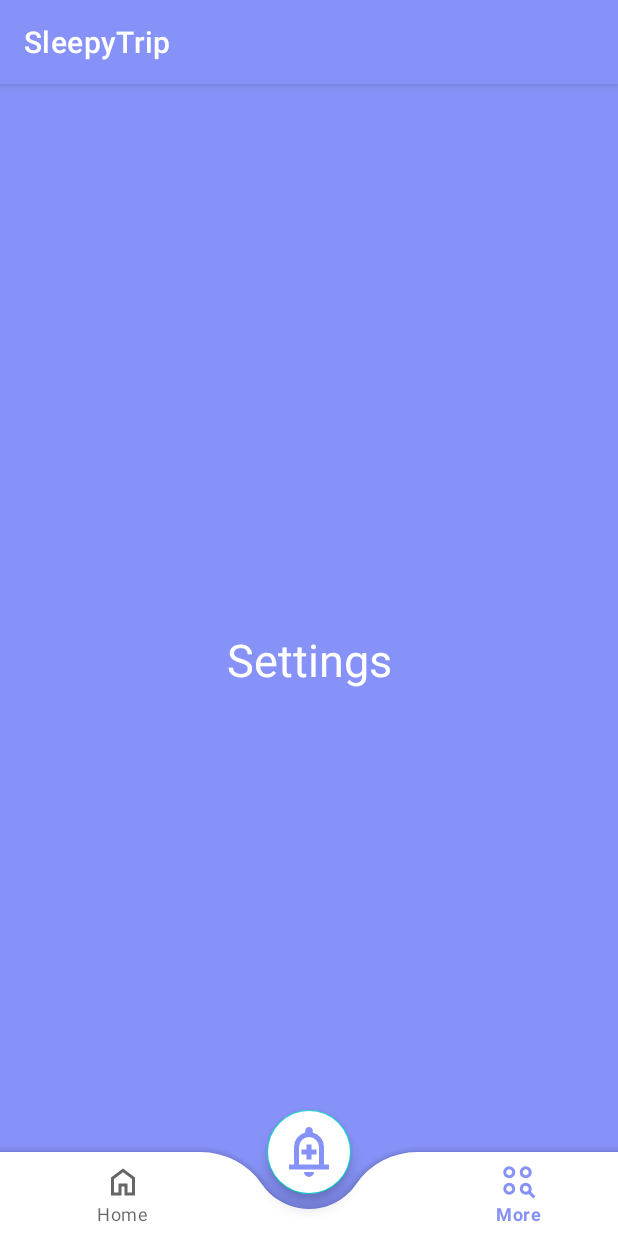
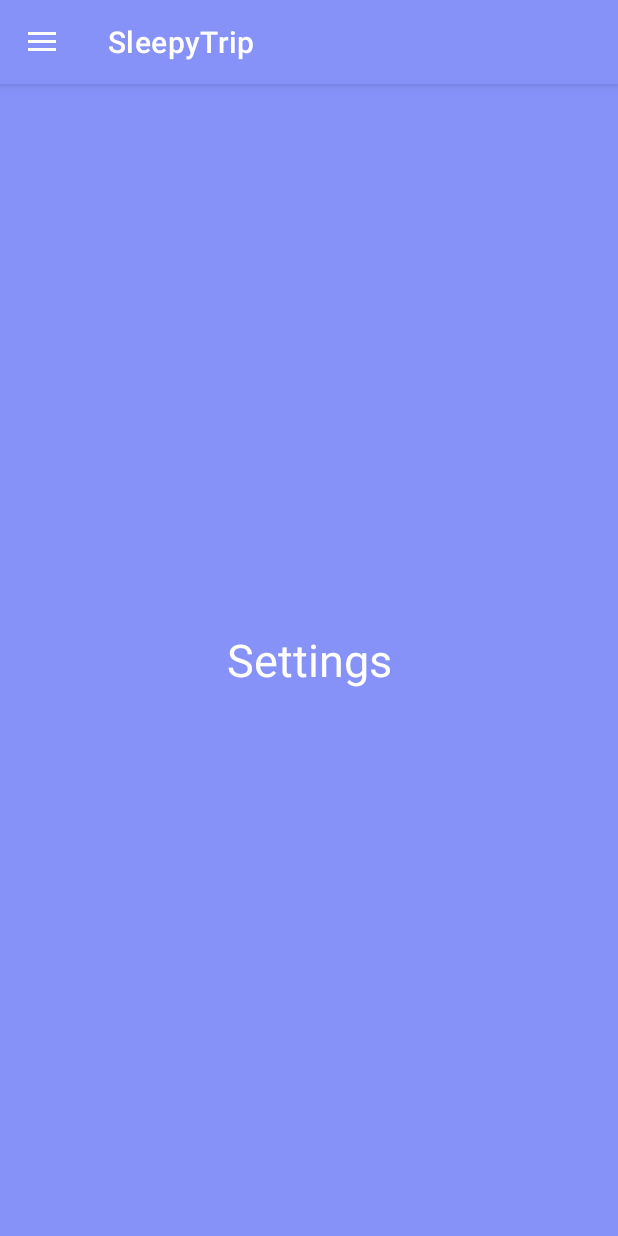
Before and after one commit to rudeek/sleepy-trip, an Android app: the screen it shows after launch (MainActivity), in the side drawer, after a tap on "Settings", on a phone screen of 412 x 824 dp. Run offline under Robolectric (Android 15) with nearby library versions, the phone set to English and light mode, and no system bars.

Commit message:
Deleted buttons and added hamburger button

```diff
--- a/app/src/main/java/com/example/sleepytrip/MainActivity.java
+++ b/app/src/main/java/com/example/sleepytrip/MainActivity.java
@@ -2,12 +2,16 @@ package com.example.sleepytrip;
 
 import android.annotation.SuppressLint;
 import android.os.Bundle;
+import android.view.MenuItem;
 import android.view.View;
-import android.view.ViewGroup;
+import androidx.appcompat.widget.Toolbar;
 
 import androidx.activity.EdgeToEdge;
+import androidx.annotation.NonNull;
+import androidx.appcompat.app.ActionBarDrawerToggle;
 import androidx.appcompat.app.AppCompatActivity;
 import androidx.core.graphics.Insets;
+import androidx.core.view.GravityCompat;
 import androidx.core.view.ViewCompat;
 import androidx.core.view.WindowInsetsCompat;
 import androidx.drawerlayout.widget.DrawerLayout;
@@ -17,13 +21,14 @@ import androidx.fragment.app.FragmentTransaction;
 
 import com.example.sleepytrip.databinding.ActivityMainBinding;
 import com.google.android.material.navigation.NavigationView;
-import com.google.android.material.bottomnavigation.BottomNavigationView;
 
 public class MainActivity extends AppCompatActivity {
 
     ActivityMainBinding binding;
     private DrawerLayout drawerLayout;
     private NavigationView navigationView;
+    private Toolbar toolbar;
+    private ActionBarDrawerToggle drawerToggle;
 
     @SuppressLint("ResourceType")
     @Override
@@ -38,16 +43,25 @@ public class MainActivity extends AppCompatActivity {
         drawerLayout = binding.drawerLayout;
         navigationView = binding.navView;
 
-        // Fix bottom navigation padding
-        binding.bottomNavigationView.setBackground(null);
-        binding.bottomNavigationView.setPadding(0, 0, 0, 0);
+        // Инициализируем Toolbar
+        toolbar = binding.toolbar;
+        setSupportActionBar(toolbar);
 
-        // Try to remove padding from child view as well
-        if (binding.bottomNavigationView.getChildCount() > 0) {
-            ViewGroup menuView = (ViewGroup) binding.bottomNavigationView.getChildAt(0);
-            if (menuView != null) {
-                menuView.setPadding(0, 0, 0, 0);
-            }
+        // Настраиваем drawer toggle (кнопка гамбургер в toolbar)
+        drawerToggle = new ActionBarDrawerToggle(
+                this,
+                drawerLayout,
+                toolbar,
+                R.string.navigation_drawer_open,
+                R.string.navigation_drawer_close
+        );
+        drawerLayout.addDrawerListener(drawerToggle);
+        drawerToggle.syncState();
+
+        // Устанавливаем заголовок toolbar
+        if (getSupportActionBar() != null) {
+            getSupportActionBar().setTitle("SleepyTrip");
+            getSupportActionBar().setDisplayHomeAsUpEnabled(true); // Показываем кнопку назад/гамбургер
         }
 
         // Load initial fragment only if savedInstanceState is null
@@ -55,39 +69,20 @@ public class MainActivity extends AppCompatActivity {
             replaceFragment(new HomeFragment(), true);
         }
 
-        // Обработчик для bottom navigation
-        binding.bottomNavigationView.setOnItemSelectedListener(item -> {
-            int itemId = item.getItemId();
-
-            if (itemId == R.id.home) {
-                replaceFragment(new HomeFragment(), true);
-                return true;
-            } else if (itemId == R.id.more) {
-                // Открываем drawer при клике на More
-                drawerLayout.openDrawer(navigationView);
-                return true;
-            }
-
-            return false;
-        });
-
         // Обработчик для drawer menu
         navigationView.setNavigationItemSelectedListener(item -> {
             int itemId = item.getItemId();
 
             if (itemId == R.id.drawer_settings) {
-                // Открыть настройки
-                replaceFragment(new SettingsFragment(), true);
+                replaceFragment(new SettingsFragment(), false);
             } else if (itemId == R.id.drawer_about) {
-                // О приложении
-                replaceFragment(new AboutFragment(), true);
+                replaceFragment(new AboutFragment(), false);
             } else if (itemId == R.id.drawer_exit) {
-                // Выход
                 finish();
             }
 
             // Закрываем drawer после выбора пункта
-            drawerLayout.closeDrawer(navigationView);
+            drawerLayout.closeDrawer(GravityCompat.START);
             return true;
         });
 
@@ -95,14 +90,22 @@ public class MainActivity extends AppCompatActivity {
         binding.fabAdd.setOnClickListener(v -> {
             replaceFragment(new AddLocationFragment(), false);
         });
+    }
 
-        // Apply window insets to frame_layout instead of main
-        ViewCompat.setOnApplyWindowInsetsListener(binding.frameLayout, (v, insets) -> {
-            Insets systemBars = insets.getInsets(WindowInsetsCompat.Type.systemBars());
-            // Only apply top padding, let bottom navigation handle bottom
-            v.setPadding(systemBars.left, systemBars.top, systemBars.right, 0);
-            return insets;
-        });
+    @Override
+    public boolean onOptionsItemSelected(@NonNull MenuItem item) {
+        // Обрабатываем нажатие на кнопку гамбургер
+        if (drawerToggle.onOptionsItemSelected(item)) {
+            return true;
+        }
+        return super.onOptionsItemSelected(item);
+    }
+
+    @Override
+    protected void onPostCreate(Bundle savedInstanceState) {
+        super.onPostCreate(savedInstanceState);
+        // Синхронизируем состояние после восстановления активности
+        drawerToggle.syncState();
     }
 
     public void replaceFragment(Fragment fragment, boolean showBottomNav) {
--- a/app/src/main/java/com/example/sleepytrip/MoreFragment.java
+++ /dev/null
@@ -1,20 +0,0 @@
-package com.example.sleepytrip;
-
-import android.os.Bundle;
-
-import androidx.fragment.app.Fragment;
-
-import android.view.LayoutInflater;
-import android.view.View;
-import android.view.ViewGroup;
-
-
-public class MoreFragment extends Fragment {
-
-    @Override
-    public View onCreateView(LayoutInflater inflater, ViewGroup container,
-                             Bundle savedInstanceState) {
-        // Inflate the layout for this fragment
-        return inflater.inflate(R.layout.fragment_more, container, false);
-    }
-}
--- a/app/src/main/res/layout/activity_main.xml
+++ b/app/src/main/res/layout/activity_main.xml
@@ -6,6 +6,7 @@
     android:id="@+id/drawer_layout"
     android:layout_width="match_parent"
     android:layout_height="match_parent"
+    android:fitsSystemWindows="true"
     tools:context=".MainActivity">
 
     <!-- Основной контент с CoordinatorLayout -->
@@ -15,40 +16,65 @@
         android:layout_height="match_parent"
         android:background="@color/lavender">
 
+        <!-- AppBarLayout для Toolbar -->
+        <com.google.android.material.appbar.AppBarLayout
+            android:id="@+id/appBarLayout"
+            android:layout_width="match_parent"
+            android:layout_height="wrap_content"
+            android:fitsSystemWindows="true"
+            android:theme="@style/ThemeOverlay.AppCompat.Dark.ActionBar">
+
+            <androidx.appcompat.widget.Toolbar
+                android:id="@+id/toolbar"
+                android:layout_width="match_parent"
+                android:layout_height="?attr/actionBarSize"
+                android:background="?attr/colorPrimary"
+                app:popupTheme="@style/ThemeOverlay.AppCompat.Light"
+                app:titleTextColor="@android:color/white"/>
+
+        </com.google.android.material.appbar.AppBarLayout>
+
+        <!-- FrameLayout с поведением скроллинга -->
         <FrameLayout
+            android:id="@+id/frame_layout"
             android:layout_width="match_parent"
             android:layout_height="match_parent"
-            android:id="@+id/frame_layout"/>
+            app:layout_behavior="@string/appbar_scrolling_view_behavior"/>
 
+        <!-- BottomAppBar БЕЗ fitsSystemWindows -->
         <com.google.android.material.bottomappbar.BottomAppBar
+            android:id="@+id/bottomAppBar"
             android:layout_width="match_parent"
             android:layout_height="wrap_content"
-            android:id="@+id/bottomAppBar"
             android:layout_gravity="bottom"
-            android:background="@color/white"
             app:fabCradleMargin="10dp"
             app:fabCradleRoundedCornerRadius="50dp"
-            app:fabAlignmentMode="center">
+            app:fabAlignmentMode="center"
+            app:fabAnimationMode="slide">
 
             <com.google.android.material.bottomnavigation.BottomNavigationView
+                android:id="@+id/bottomNavigationView"
                 android:layout_width="match_parent"
                 android:layout_height="wrap_content"
-                android:id="@+id/bottomNavigationView"
+                android:layout_marginEnd="16dp"
                 app:labelVisibilityMode="labeled"
                 android:background="@android:color/transparent"
                 app:menu="@menu/bottom_menu"/>
 
         </com.google.android.material.bottomappbar.BottomAppBar>
 
+        <!-- FAB -->
         <com.google.android.material.floatingactionbutton.FloatingActionButton
             android:id="@+id/fab_add"
             android:layout_width="wrap_content"
             android:layout_height="wrap_content"
-            android:backgroundTint="@color/white"
             android:src="@drawable/outline_add_alert_24"
             app:layout_anchor="@id/bottomAppBar"
-            app:maxImageSize="40dp"
-            app:tint="@color/lavender"/>
+            app:layout_anchorGravity="center"
+            app:fabSize="normal"
+            app:backgroundTint="@color/white"
+            app:tint="@color/lavender"
+            app:maxImageSize="40dp"/>
 
     </androidx.coordinatorlayout.widget.CoordinatorLayout>
 
@@ -58,6 +84,7 @@
         android:layout_width="wrap_content"
         android:layout_height="match_parent"
         android:layout_gravity="start"
+        android:fitsSystemWindows="true"
         app:menu="@menu/drawer_menu"
         app:headerLayout="@layout/nav_header"/>
 
--- a/app/src/main/res/layout/fragment_more.xml
+++ /dev/null
@@ -1,18 +0,0 @@
-<?xml version="1.0" encoding="utf-8"?>
-<FrameLayout xmlns:android="http://schemas.android.com/apk/res/android"
-    xmlns:tools="http://schemas.android.com/tools"
-    android:layout_width="match_parent"
-    android:layout_height="match_parent"
-    android:background="@color/lavender"
-    tools:context=".MoreFragment">
-
-    <!-- TODO: Update blank fragment layout -->
-    <TextView
-        android:layout_width="match_parent"
-        android:layout_height="match_parent"
-        android:text="More"
-        android:gravity="center"
-        android:textSize="30sp"
-        android:textColor="@color/white"/>
-
-</FrameLayout>
--- a/app/src/main/res/menu/bottom_menu.xml
+++ b/app/src/main/res/menu/bottom_menu.xml
@@ -1,20 +1,9 @@
 <?xml version="1.0" encoding="utf-8"?>
 <menu xmlns:android="http://schemas.android.com/apk/res/android">
-
-
-    <item
-        android:id="@+id/home"
-        android:title="Home"
-        android:icon="@drawable/outline_home_24"/>
 
     <item
     android:id="@+id/fab"
     android:title=""
     android:enabled="false"/>
 
-    <item
-        android:id="@+id/more"
-        android:title="More"
-        android:icon="@drawable/outline_action_key_24"/>
-
 </menu>
--- a/app/src/main/res/values/strings.xml
+++ b/app/src/main/res/values/strings.xml
@@ -4,4 +4,6 @@
     <string name="close_nav">Close Navigation Drawer</string>
     <!-- TODO: Remove or change this placeholder text -->
     <string name="hello_blank_fragment">Hello blank fragment</string>
+    <string name="navigation_drawer_open">Open navigation drawer</string>
+    <string name="navigation_drawer_close">Close navigation drawer</string>
 </resources>
--- a/app/src/main/res/values/themes.xml
+++ b/app/src/main/res/values/themes.xml
@@ -1,6 +1,6 @@
 <resources xmlns:tools="http://schemas.android.com/tools">
     <!-- Base application theme. -->
-    <style name="Theme.SleepyTrip" parent="Theme.MaterialComponents.DayNight.DarkActionBar">
+    <style name="Theme.SleepyTrip" parent="Theme.MaterialComponents.DayNight.NoActionBar">
         <!-- Primary brand color. -->
         <item name="colorPrimary">@color/lavender</item>
         <item name="colorPrimaryVariant">@color/lavender</item>
```
